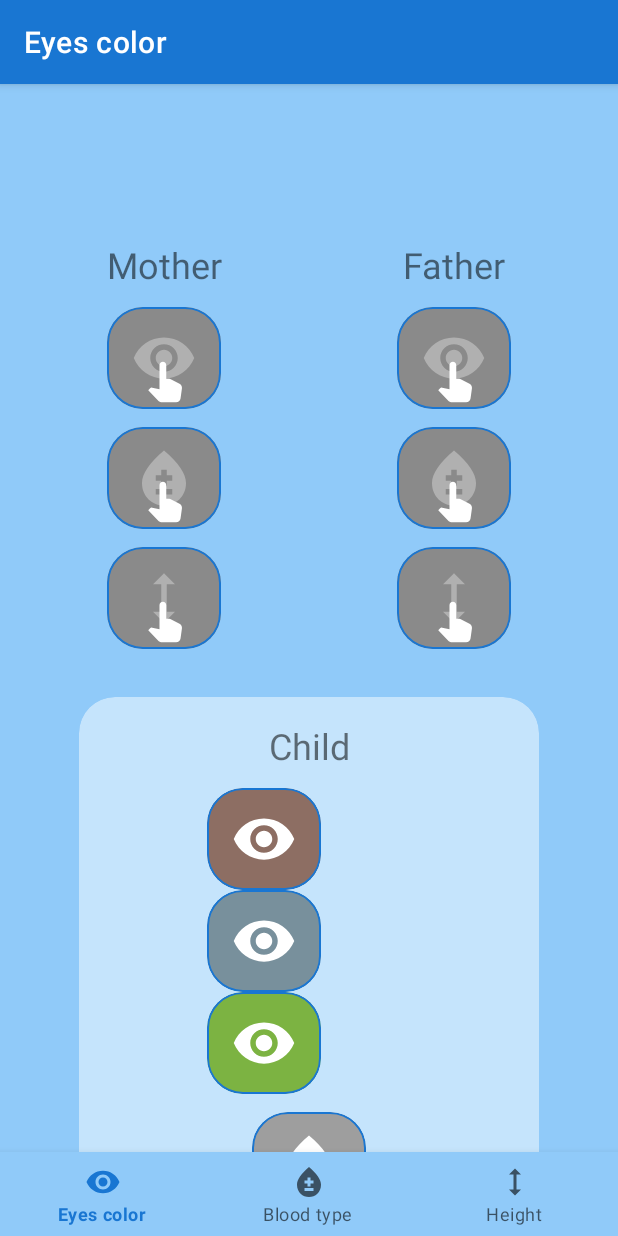
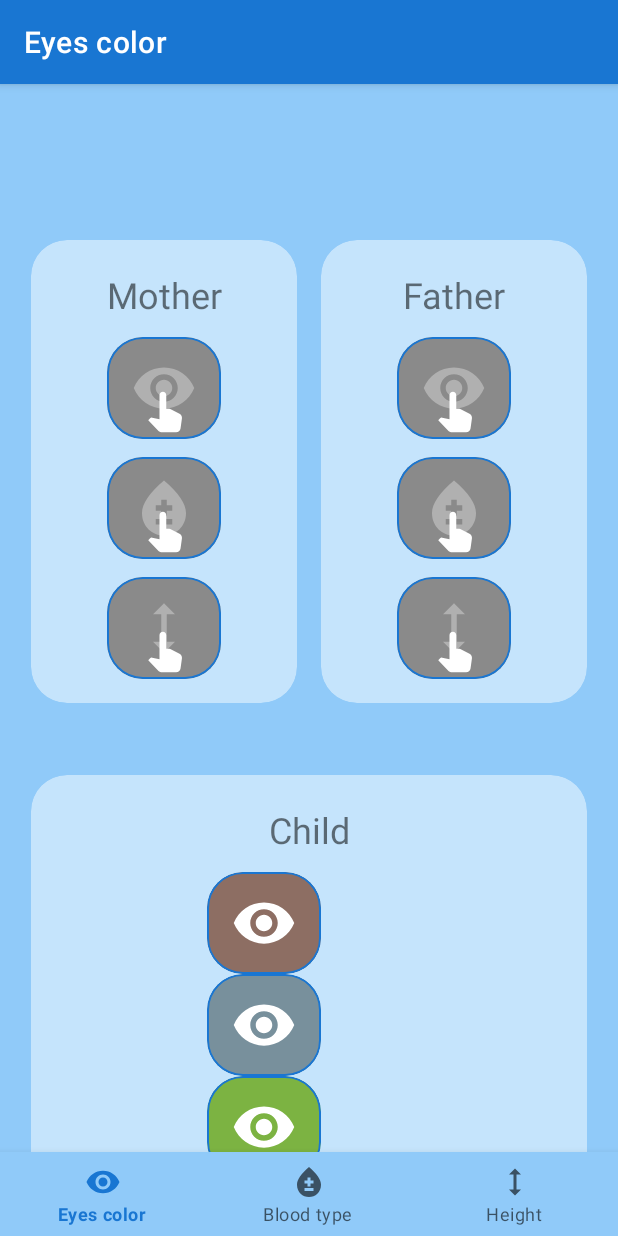
Before and after one commit to koassumo/childgenes, an Android app: the screen it shows after launch (MainActivity), on a phone screen of 412 x 824 dp. Run offline under Robolectric (Android 15) with nearby library versions, the phone set to English and light mode, and no system bars; our stand-ins replace navigation-ui.

Commit message:
new backgrounds for items

```diff
--- a/app/src/main/res/layout/fragment_home.xml
+++ b/app/src/main/res/layout/fragment_home.xml
@@ -48,13 +48,24 @@ tools:context=".ui.home.HomeFragment">
         app:layout_constraintTop_toTopOf="parent" />
 
     <!--Mother-->
+
+    <com.google.android.material.card.MaterialCardView
+        android:id="@+id/card_mother_back"
+        style="@style/style_card_view_back"
+        app:layout_constraintBottom_toBottomOf="@+id/card_mother_height"
+        app:layout_constraintEnd_toStartOf="@+id/guide_line_centre_vertical"
+        app:layout_constraintStart_toStartOf="@+id/guide_line_start"
+        app:layout_constraintTop_toTopOf="parent"
+        app:cardBackgroundColor="@color/white_transparent"/>
+
+
     <TextView
         android:id="@+id/message_mother"
         style="@style/heading_title_top"
         android:text="@string/mother"
         app:layout_constraintEnd_toStartOf="@+id/guide_line_centre_vertical"
         app:layout_constraintStart_toStartOf="@+id/guide_line_start"
-        app:layout_constraintTop_toTopOf="parent" />
+        app:layout_constraintTop_toTopOf="@id/card_mother_back" />
 
     <com.google.android.material.card.MaterialCardView
         android:id="@+id/card_mother"
@@ -124,13 +135,24 @@ tools:context=".ui.home.HomeFragment">
 
 
     <!--  Father  -->
+
+
+    <com.google.android.material.card.MaterialCardView
+        android:id="@+id/card_father_back"
+        style="@style/style_card_view_back"
+        app:layout_constraintBottom_toBottomOf="@+id/card_father_height"
+        app:layout_constraintEnd_toStartOf="@+id/guide_line_end"
+        app:layout_constraintStart_toStartOf="@+id/guide_line_centre_vertical_second"
+        app:layout_constraintTop_toTopOf="parent"
+        app:cardBackgroundColor="@color/white_transparent"/>
+
     <TextView
         android:id="@+id/message_father"
         style="@style/heading_title_top"
         android:text="@string/father"
         app:layout_constraintEnd_toStartOf="@+id/guide_line_end"
         app:layout_constraintStart_toStartOf="@+id/guide_line_centre_vertical_second"
-        app:layout_constraintTop_toTopOf="parent" />
+        app:layout_constraintTop_toTopOf="@id/card_father_back" />
 
     <com.google.android.material.card.MaterialCardView
         android:id="@+id/card_father"
@@ -208,7 +230,7 @@ tools:context=".ui.home.HomeFragment">
         app:layout_constraintBottom_toBottomOf="@+id/card_child_height"
         app:layout_constraintEnd_toStartOf="@+id/guide_line_end"
         app:layout_constraintStart_toStartOf="@+id/guide_line_start"
-        app:layout_constraintTop_toTopOf="@+id/message_child"
+        app:layout_constraintTop_toBottomOf="@+id/card_mother_back"
         app:cardBackgroundColor="@color/white_transparent"/>
 
 
@@ -219,7 +241,7 @@ tools:context=".ui.home.HomeFragment">
         android:visibility="visible"
         app:layout_constraintEnd_toStartOf="@+id/guide_line_end"
         app:layout_constraintStart_toStartOf="@+id/guide_line_start"
-        app:layout_constraintTop_toBottomOf="@+id/card_mother_height" />
+        app:layout_constraintTop_toTopOf="@+id/card_child_back" />
 
     <!-- 1 Brown-->
     <com.google.android.material.card.MaterialCardView
@@ -330,6 +352,13 @@ tools:context=".ui.home.HomeFragment">
             android:visibility="visible" />
     </com.google.android.material.card.MaterialCardView>
 
+    <View
+        android:layout_width="match_parent"
+        android:layout_height="@dimen/step_x_large"
+        android:background="@android:color/transparent"
+        app:layout_constraintTop_toBottomOf="@id/card_child_back"/>
+
+
 
     <!-- Lines -->
     <!--    <com.google.android.material.divider.MaterialDivider-->
--- a/app/src/main/res/values/dimens.xml
+++ b/app/src/main/res/values/dimens.xml
@@ -23,6 +23,7 @@
     <dimen name="text_size_large">16sp</dimen>
 
     <!--normal-->
+    <dimen name="step_normal_plus">20dp</dimen>
     <dimen name="step_normal">12dp</dimen>
     <dimen name="step_normal_too">8dp</dimen>
     <dimen name="step_bottom_normal">12dp</dimen>
--- a/app/src/main/res/values/styles.xml
+++ b/app/src/main/res/values/styles.xml
@@ -10,7 +10,7 @@
 
     <!--   1.1. child style for title -->
     <style name="heading_title_top" parent="heading_title">
-        <item name="android:layout_marginTop">@dimen/step_x_large</item>
+        <item name="android:layout_marginTop">@dimen/step_normal_plus</item>
     </style>
 
     <!--   1.2. child style for text -->
@@ -37,10 +37,10 @@
         <item name="cardCornerRadius">@dimen/radius_small</item>
         <item name="cardElevation">@dimen/elevation_normal</item>
         <item name="strokeWidth">@dimen/step_zero</item>
-        <item name="android:layout_marginTop">@dimen/step_minus_normal</item>
+        <item name="android:layout_marginTop">@dimen/step_x_large</item>
         <item name="android:layout_marginBottom">@dimen/step_minus_normal</item>
-        <item name="android:layout_marginStart">@dimen/step_large</item>
-        <item name="android:layout_marginEnd">@dimen/step_large</item>
+        <item name="android:layout_marginStart">@dimen/step_zero</item>
+        <item name="android:layout_marginEnd">@dimen/step_zero</item>
     </style>
 
     <!--   2.1. child style for title -->
```
